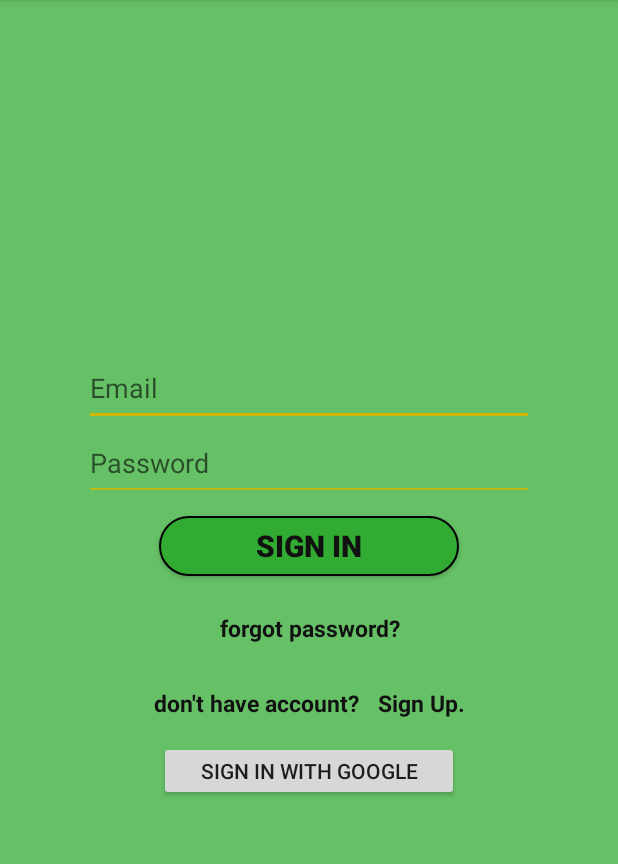
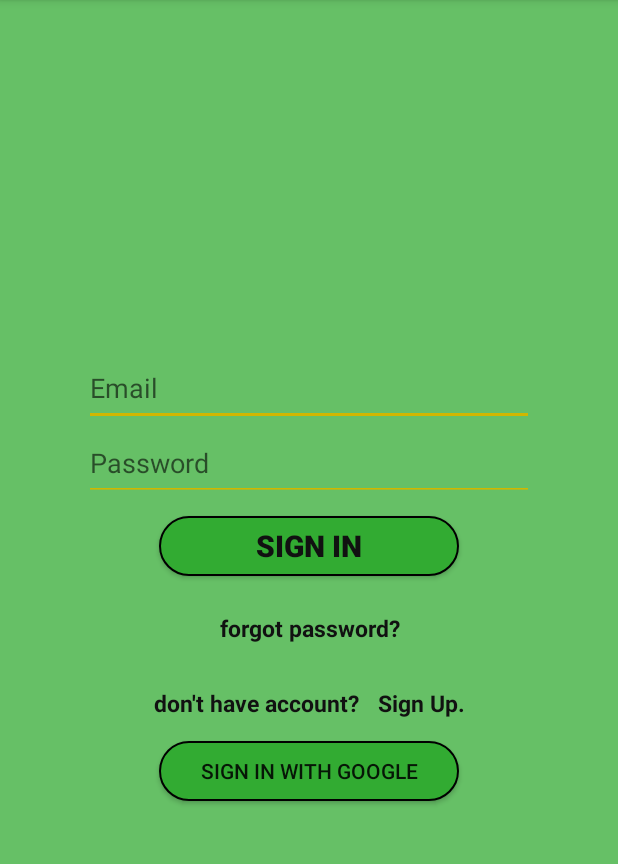
Before and after one commit to Mniloy/FCSIT-HUB, an Android app: the screen it shows after launch (SignIn), on a phone screen of 412 x 824 dp, the part 84-948 px from its top. Run offline under Robolectric (Android 15) with nearby library versions, the phone set to English and light mode, and no system bars; our stand-ins replace Firebase (no records; nobody signed in at launch, a user with empty details on screens opened directly).

Commit message:
button style

```diff
--- a/app/src/main/res/layout/activity_sign_in.xml
+++ b/app/src/main/res/layout/activity_sign_in.xml
@@ -79,7 +79,8 @@
         android:id="@+id/BTNGSignIn"
         android:text="Sign In With Google"
         android:layout_width="200dp"
-        android:layout_height="40dp" />
+        android:layout_height="40dp"
+        android:background="@drawable/buttonstyle"/>
 
 
 
```
